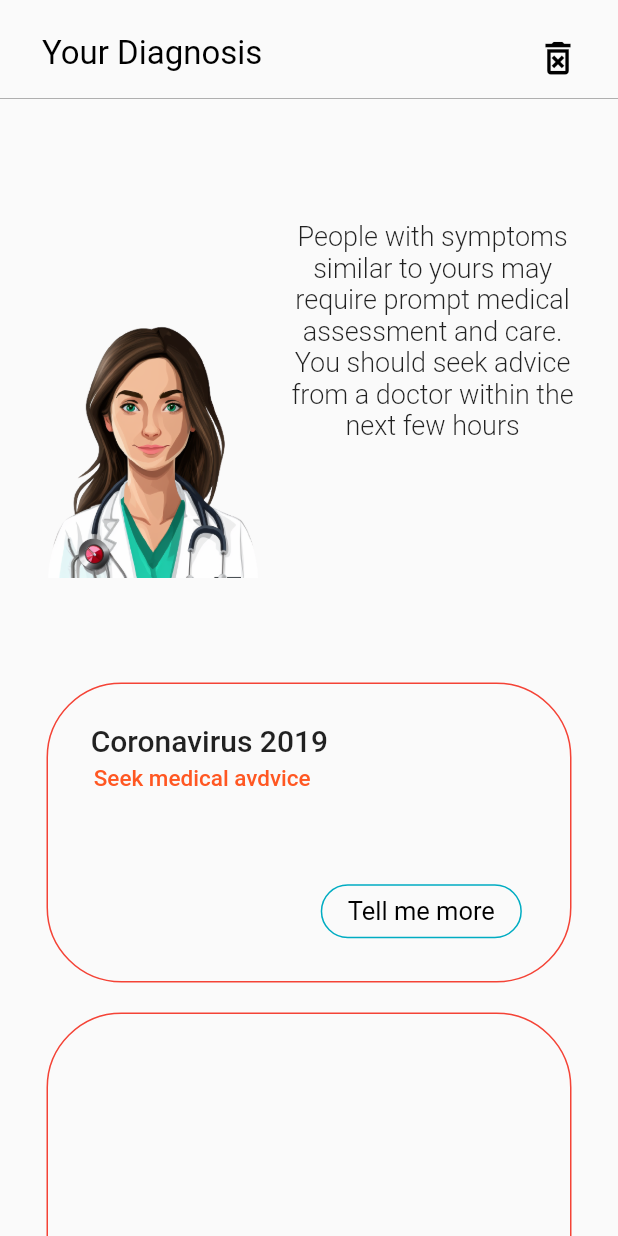
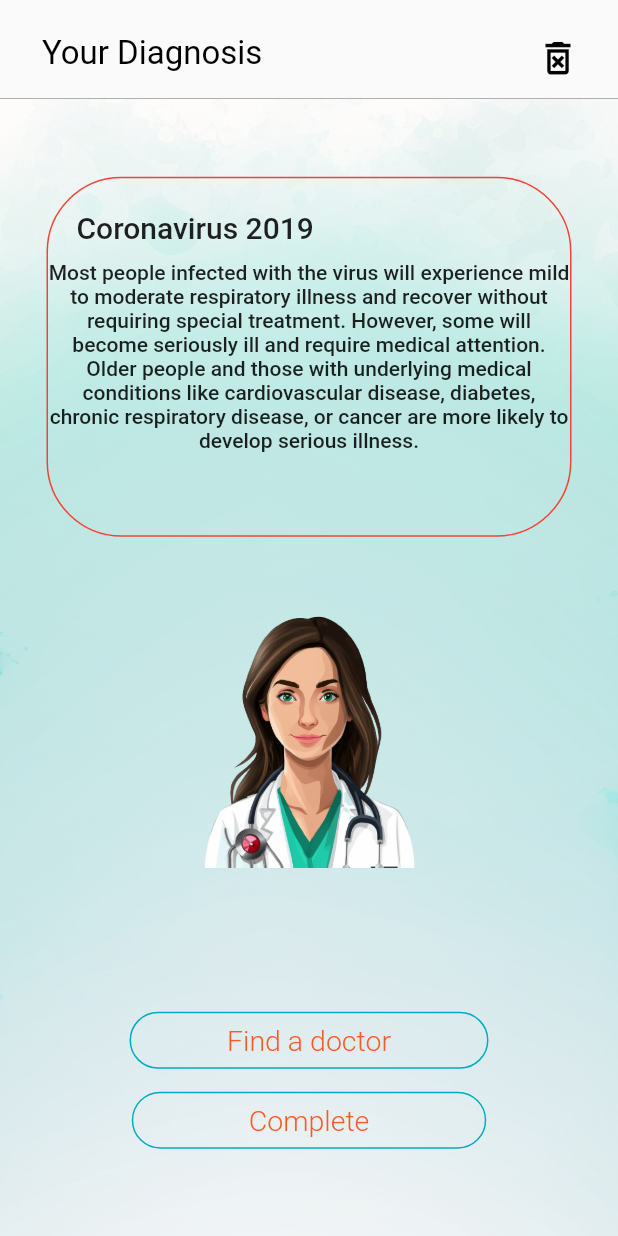
Before and after one commit to TudorRu/HealthLink, a Flutter app: the PossibleIllnessPage screen opened directly, after a tap on "Tell me more", on a phone screen of 412 x 824 dp. Run offline on Flutter 3.47's test engine with Material 2 defaults, Android fonts, the light colour scheme and no system bars.

Commit message:
added illness details page

```diff
--- /dev/null
+++ b/lib/illnessDetailsPage.dart
@@ -0,0 +1,158 @@
+import 'package:flutter/material.dart';
+import 'package:healthlink/homePage.dart';
+
+class IllnessDetailsPage extends StatelessWidget {
+  const IllnessDetailsPage ({Key? key}) : super(key: key);
+
+  @override
+  Widget build(BuildContext context) {
+    return Scaffold(
+
+      extendBodyBehindAppBar: false,
+      appBar: AppBar(
+        centerTitle: false,
+        automaticallyImplyLeading: false,
+        title: Padding(
+          padding: const EdgeInsets.only(top: 15, left: 12),
+          child: const Text('Your Diagnosis', style: TextStyle(
+              color: Colors.black, fontSize: 22, fontWeight: FontWeight.w400
+          ),),
+        ),
+        bottom: PreferredSize(
+          preferredSize: const Size.fromHeight(10),
+          child: Container(
+            color: Colors.black,
+            height: 0.2,
+          ),
+        ),
+        backgroundColor: Colors.transparent,
+        elevation: 0,
+        actions: [
+          Padding(
+            padding: const EdgeInsets.all(16.0),
+            child: IconButton(onPressed: () {
+              Navigator.push(
+                context,
+                MaterialPageRoute(builder: (context) =>
+                    HomePage()), // push the new page onto the stack
+              );
+            },
+                icon: Icon(Icons.delete_forever_outlined, color: Colors.black,
+                  size: 29,)),
+          )
+        ],
+      ),
+      body: Stack(
+          fit: StackFit.expand,
+          children: [
+          buildBackground(),
+          Align(
+              alignment: Alignment(0, 0.15),
+              child: buildAvatar()
+          ),
+          Align(
+            alignment: Alignment(0, -0.8),
+            child: buildIllnessDetails(),
+          ),
+          Align(
+            alignment: Alignment(0, 0.7),
+            child: buildDoctorButton(),
+          ),
+          Align(
+            alignment: Alignment(0, 0.85),
+            child: buildCompleteButton(),
+          )
+
+      ])
+    );
+  }
+
+  Widget buildBackground() {
+    return Container(
+        decoration: const BoxDecoration(
+            image: DecorationImage(
+                image: AssetImage("assets/fin3.png"),
+                fit: BoxFit.fill)
+        )
+    );
+  }
+
+  Widget buildAvatar() {
+    return Container(
+        child: Image.asset(
+          "assets/female_avatar.png", width: 180, height: 180,)
+    );
+  }
+
+  Widget buildIllnessDetails(){
+    return Container(
+        height: 240,
+        width: 350,
+        decoration: BoxDecoration(
+            border: Border.all(
+              color: Colors.red,
+            ),
+            borderRadius: BorderRadius.all(Radius.circular(50))
+        ),
+        child: Stack(
+          children: [
+            Align(
+              alignment: Alignment(-0.8, -0.8),
+              child: Text('Coronavirus 2019', style: TextStyle(
+                  fontWeight: FontWeight.w500, fontSize: 20
+              )),
+            ),
+            Align(
+              alignment: Alignment(0, 0),
+              child: Text('Most people infected with the virus will experience mild to moderate respiratory illness and recover without requiring special treatment. However, some will become seriously ill and require medical attention. Older people and those with underlying medical conditions like cardiovascular disease, diabetes, chronic respiratory disease, or cancer are more likely to develop serious illness.',
+                  textAlign: TextAlign.center,
+                  style: TextStyle(
+                  fontWeight: FontWeight.w500, fontSize: 14,
+              )),
+            )
+          ],
+        ),
+    );
+  }
+
+  Widget buildDoctorButton(){
+    return Container(
+          child: TextButton(
+              style: TextButton.styleFrom(
+                shape: RoundedRectangleBorder(
+                  borderRadius: BorderRadius.circular(25),
+                  side: BorderSide(color: Color(0xFF00ACC2))
+                )
+              ),
+              onPressed: () {},
+              child: Padding(
+              padding: const EdgeInsets.only(left: 57, right: 57),
+              child: Text(
+              'Find a doctor', style: TextStyle(
+                  fontSize: 19, fontWeight: FontWeight.w300
+              )
+          ))),
+    );
+  }
+
+  Widget buildCompleteButton(){
+    return Container(
+      child: TextButton(
+          style: TextButton.styleFrom(
+              shape: RoundedRectangleBorder(
+                  borderRadius: BorderRadius.circular(25),
+                  side: BorderSide(color: Color(0xFF00ACC2))
+              )
+          ),
+          onPressed: () {},
+          child: Padding(
+              padding: const EdgeInsets.only(left: 70, right: 70),
+              child: Text(
+                  'Complete', style: TextStyle(
+                  fontSize: 19, fontWeight: FontWeight.w300
+              )
+              ))),
+    );
+  }
+
+}
--- a/lib/possibleIllnessPage.dart
+++ b/lib/possibleIllnessPage.dart
@@ -1,5 +1,6 @@
 import 'package:flutter/material.dart';
 import 'package:healthlink/homePage.dart';
+import 'package:healthlink/illnessDetailsPage.dart';
 
 class PossibleIllnessPage extends StatelessWidget {
   const PossibleIllnessPage({Key? key}) : super(key: key);
@@ -70,7 +71,7 @@ class PossibleIllnessPage extends StatelessWidget {
             child: Container(
               width: MediaQuery.of(context).size.width,
               child: SingleChildScrollView(
-                  child: buildCauses()
+                  child: buildCauses(context)
               ),
             ),
           ),
@@ -107,7 +108,7 @@ class PossibleIllnessPage extends StatelessWidget {
     );
   }
 
-  Widget buildCauses(){
+  Widget buildCauses(context){
     return SingleChildScrollView(
       child: Column(
         children: [
@@ -139,7 +140,12 @@ class PossibleIllnessPage extends StatelessWidget {
                             foregroundColor: Colors.black,
                             backgroundColor: Colors.transparent
                         ),
-                        onPressed: () {},
+                        onPressed: () {
+                          Navigator.push(
+                              context,
+                              MaterialPageRoute(builder: (context) => IllnessDetailsPage(), // push the new page onto the stack
+                              ));
+                        },
                         child: Padding(
                           padding: const EdgeInsets.only(left: 10,right: 10),
                           child: Text('Tell me more', style: TextStyle(
```
Also changed, not shown: lib/diagnosisPage.dart (+60 -0 lines).
